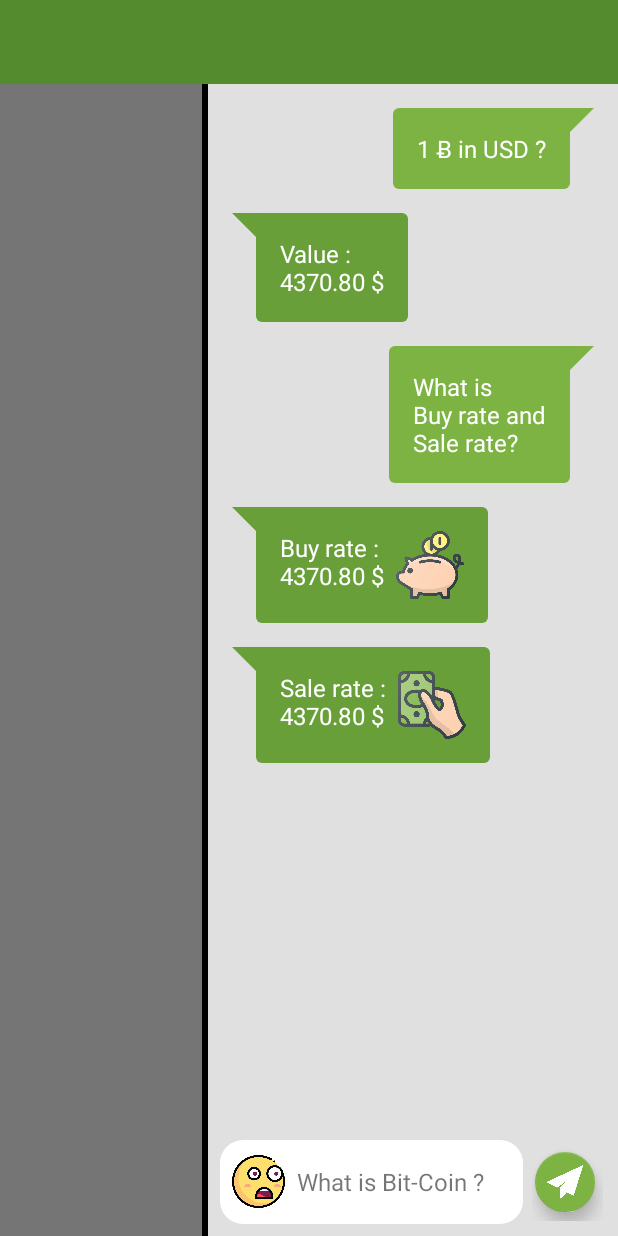
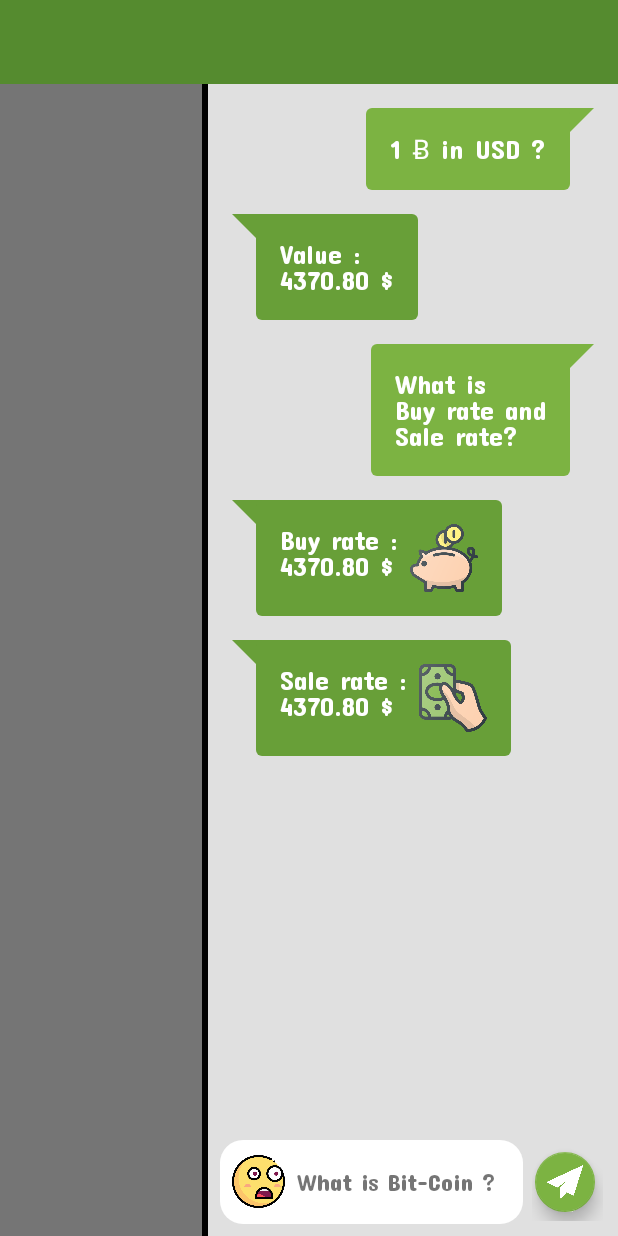
Before and after one commit to anish59/BitcoinMarket, an Android app: the layout activity_main.xml on its own in the app's theme, with its tools: preview values and no code run, on a phone screen of 412 x 824 dp. Run offline under Robolectric (Android 15) with nearby library versions, the phone set to English and light mode, and no system bars.

Commit message:
1. Fonts remaining on calculator Dialog 2. Rating Bar remaining 3. Google Analytics and Ad mob

```diff
--- a/app/src/main/res/layout/activity_main.xml
+++ b/app/src/main/res/layout/activity_main.xml
@@ -69,29 +69,32 @@
                             android:layout_height="wrap_content"
                             android:orientation="vertical">
 
-                            <TextView
+                            <com.blackbracket.bitcoinmarket.widgets.CTextView
                                 android:id="@+id/txtAskValue"
                                 style="@style/txtOutgoing"
                                 android:layout_width="wrap_content"
                                 android:layout_height="wrap_content"
                                 android:layout_marginTop="@dimen/dimen_16dp"
-                                android:text="@string/one_bitcoin" />
+                                android:text="@string/one_bitcoin"
+                                app:font="@string/ConcertOneRegular" />
 
-                            <TextView
+                            <com.blackbracket.bitcoinmarket.widgets.CTextView
                                 android:id="@+id/txtAnsValue"
                                 style="@style/txtIncoming"
                                 android:layout_width="wrap_content"
                                 android:layout_height="wrap_content"
                                 android:layout_below="@+id/txtAskValue"
-                                android:text="@string/_4370_80" />
+                                android:text="@string/_4370_80"
+                                app:font="@string/ConcertOneRegular" />
 
-                            <TextView
+                            <com.blackbracket.bitcoinmarket.widgets.CTextView
                                 android:id="@+id/txtAskBuyRate"
                                 style="@style/txtOutgoing"
                                 android:layout_width="wrap_content"
                                 android:layout_height="wrap_content"
                                 android:layout_below="@+id/txtAnsValue"
-                                android:text="@string/buy_rate" />
+                                android:text="@string/buy_rate"
+                                app:font="@string/ConcertOneRegular" />
 
                             <LinearLayout
                                 android:id="@+id/layoutBuy"
@@ -103,13 +106,14 @@
                                 android:layout_below="@+id/txtAskBuyRate"
                                 android:orientation="horizontal">
 
-                                <TextView
+                                <com.blackbracket.bitcoinmarket.widgets.CTextView
                                     android:id="@+id/txtAnsBuyRate"
                                     android:layout_width="wrap_content"
                                     android:layout_height="wrap_content"
                                     android:text="@string/ans_buy_rate"
                                     android:textColor="@color/colorWhite"
-                                    android:textSize="@dimen/dimen_16sp" />
+                                    android:textSize="@dimen/dimen_18sp"
+                                    app:font="@string/ConcertOneRegular" />
 
                                 <ImageView
                                     android:layout_width="45dp"
@@ -127,13 +131,14 @@
                                 android:layout_below="@+id/layoutBuy"
                                 android:orientation="horizontal">
 
-                                <TextView
+                                <com.blackbracket.bitcoinmarket.widgets.CTextView
                                     android:id="@+id/txtAnsSaleRate"
                                     android:layout_width="wrap_content"
                                     android:layout_height="wrap_content"
                                     android:text="@string/ans_sell_rate"
                                     android:textColor="@color/colorWhite"
-                                    android:textSize="@dimen/dimen_16sp" />
+                                    android:textSize="@dimen/dimen_18sp"
+                                    app:font="@string/ConcertOneRegular" />
 
                                 <ImageView
                                     android:layout_width="45dp"
@@ -169,7 +174,7 @@
                                 android:layout_marginLeft="8dp"
                                 android:src="@drawable/scared" />
 
-                            <TextView
+                            <com.blackbracket.bitcoinmarket.widgets.CTextView
                                 android:id="@+id/txtBitCoinInfo"
                                 android:layout_width="wrap_content"
                                 android:layout_height="?android:attr/actionBarSize"
@@ -177,7 +182,8 @@
                                 android:gravity="start|center_vertical"
                                 android:text="@string/what_is_bit_coin"
                                 android:textSize="16sp"
-                                android:visibility="visible" />
+                                android:visibility="visible"
+                                app:font="@string/ConcertOneRegular" />
                         </LinearLayout>
 
 
--- a/app/src/main/res/layout/activity_splash_screen.xml
+++ b/app/src/main/res/layout/activity_splash_screen.xml
@@ -28,6 +28,6 @@
         android:textColor="@color/colorWhite"
         android:textSize="@dimen/dimen_32sp"
         app:charIncrease="1"
-        app:font="@string/FrijoleRegular.ttf"
+        app:font="@string/FrijoleRegular"
         app:typerSpeed="100" />
 </RelativeLayout>
--- a/app/src/main/res/layout/dialog_bitcoin_calculator.xml
+++ b/app/src/main/res/layout/dialog_bitcoin_calculator.xml
@@ -9,7 +9,8 @@
         android:layout_width="match_parent"
         android:layout_height="match_parent"
         android:layout_weight="2.5"
-        android:background="@drawable/calculate_money">
+        android:background="@drawable/supermanbitcoin">
+        <!--@drawable/calculate_money-->
 
         <RelativeLayout
             android:layout_width="match_parent"
@@ -21,7 +22,8 @@
                 android:layout_alignParentEnd="true"
                 android:layout_alignParentRight="true"
                 android:layout_alignParentTop="true"
-                android:src="@drawable/ic_close" />
+                android:src="@drawable/ic_send_btn" />
+            <!--@drawable/ic_close-->
         </RelativeLayout>
 
     </LinearLayout>
--- a/app/src/main/res/values/dimens.xml
+++ b/app/src/main/res/values/dimens.xml
@@ -2,6 +2,8 @@
 <resources>
     <dimen name="dimen_2dp">2dp</dimen>
     <dimen name="dimen_16sp">16sp</dimen>
+    <dimen name="dimen_18sp">18sp</dimen>
+    <dimen name="dimen_20sp">20sp</dimen>
     <dimen name="dimen_textSize">16sp</dimen>
     <dimen name="dimen_16dp">16dp</dimen>
     <dimen name="dimen_8dp">8dp</dimen>
--- a/app/src/main/res/values/styles.xml
+++ b/app/src/main/res/values/styles.xml
@@ -15,7 +15,7 @@
 
     <style name="txtOutgoing">
         <item name="android:textColor">@color/colorWhite</item>
-        <item name="android:textSize">@dimen/dimen_16sp</item>
+        <item name="android:textSize">@dimen/dimen_18sp</item>
         <item name="android:background">@drawable/chat_outgoing</item>
         <item name="android:paddingLeft">@dimen/dimen_16dp</item>
         <item name="android:paddingTop">@dimen/dimen_16dp</item>
@@ -30,7 +30,7 @@
 
     <style name="txtIncoming">
         <item name="android:textColor">@color/colorWhite</item>
-        <item name="android:textSize">@dimen/dimen_16sp</item>
+        <item name="android:textSize">@dimen/dimen_18sp</item>
         <item name="android:background">@drawable/chat_incoming</item>
         <item name="android:paddingLeft">@dimen/dimen_32dp</item>
         <item name="android:paddingTop">@dimen/dimen_16dp</item>
```
Also changed, not shown: app/src/main/java/com/blackbracket/bitcoinmarket/MainActivity.java (+9 -2 lines), app/src/main/java/com/blackbracket/bitcoinmarket/dialogs/SwipeIntroDialog.java (added, +87 -0 lines), app/src/main/res/layout/dialog_swipe_intro.xml (added, +35 -0 lines), app/src/main/res/layout/item_currency_symbol.xml (+5 -3 lines), app/src/main/res/menu/menu_main.xml (+4 -4 lines), app/src/main/res/values/strings.xml (+9 -2 lines), app/src/main/assets/BlackOpsOneRegular.ttf (added), app/src/main/assets/BoogalooRegular.ttf (added), app/src/main/assets/IndieFlower.ttf (added), app/src/main/res/drawable-hdpi/ic_swipe_down.png (added), app/src/main/res/drawable-mdpi/ic_swipe_down.png (added), app/src/main/res/drawable-xhdpi/ic_swipe_down.png (added), app/src/main/res/drawable-xxhdpi/ic_swipe_down.png (added), app/src/main/res/drawable-xxxhdpi/ic_swipe_down.png (added).
